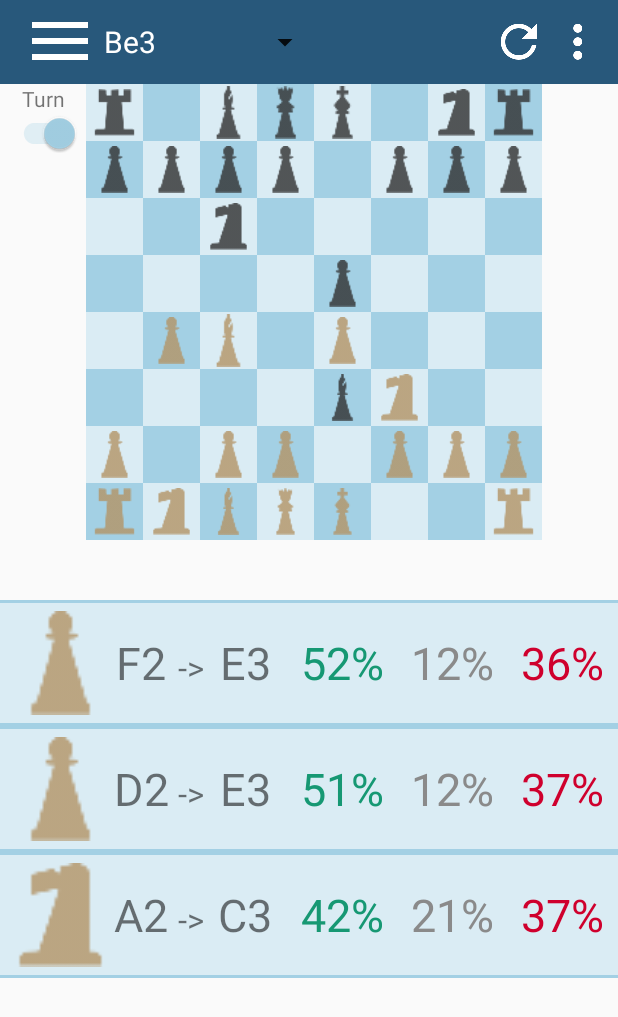
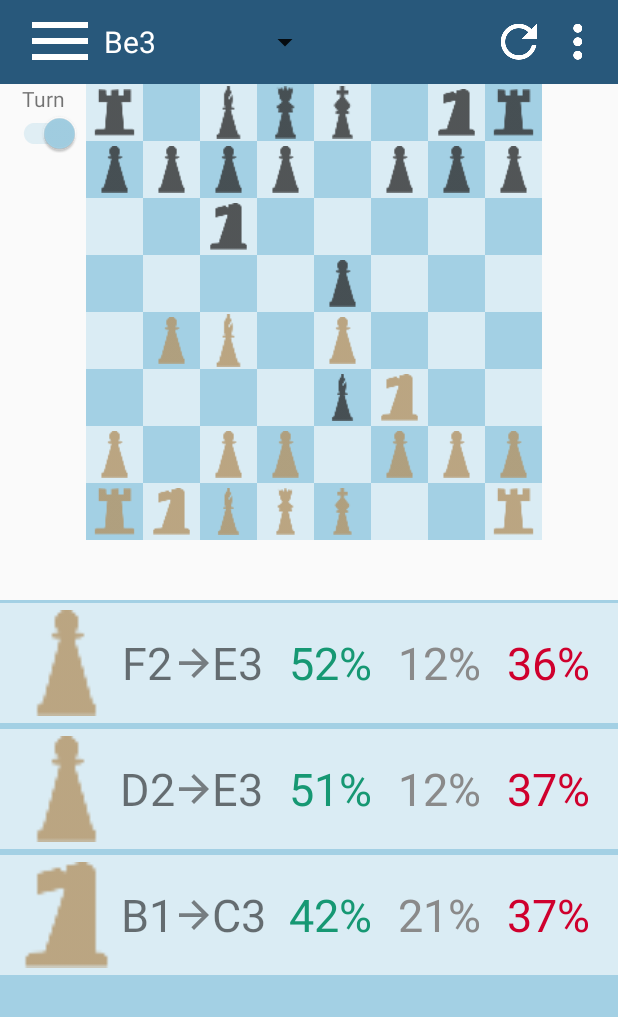
Before and after one commit to thomasszp/Chess-Vision, an Android app: the screen it shows after launch (MainActivity), after a tap on "C5", on a phone screen of 412 x 824 dp. Shown: the top 1017 px of the screen. Run offline under Robolectric (Android 15) with nearby library versions, the phone set to English and light mode, and no system bars.

Commit message:
MainActivity.java: Removed extraneous imports. Added dynamic option generation on startup. Added simple function comments. Added general option listener which can be used for all generated options in the next move list. Hardcoded options written in the XML get overwritten in onCreate.   They can stick around in the XML just so we have a frame of reference when working on design-time changes.   Of course, in order for them to be useful as a reference, any time we change them, we must also change the values in NewOption().   Unless we decide we want NewOption() to derive all of its values from the XML. Simplified GetNewMoves() using the new NewOption() function. Added SetHardcodedOptions() function. Added GetDips() function which returns the given amount of dips. Added NewOption() function which generates a new LinearLayout containing a new move to be executed, then returns this new move. Added LoadBoardFromFEN() function stub. Should be used to read an FEN string and setup the board accordingly.   Eventually this should be housed within the ChessBoard class, but we will dop that when the classes are sufficiently ready.
Images:
Added new arrow_right drawable to be used in options denoting which position a piece starts at, and which it ends at.

activity_main.xml:
Made it so that the options list is completely scrollable, and will grow as new options are dynamically added to the option list's LinearLayout.
The options list will fill the remaining space on the phone dynamically. (No empty white space at the bottom of the app.)


Signed-off-by: AdamCerutti <adamcerutti1996@gmail.com>

```diff
--- a/app/src/main/java/com/example/chessvision2/MainActivity.java
+++ b/app/src/main/java/com/example/chessvision2/MainActivity.java
@@ -3,64 +3,55 @@ package com.example.chessvision2;
 import androidx.appcompat.app.AppCompatActivity;
 import android.os.Bundle;
 import android.util.Log;
+import android.view.Gravity;
 import android.view.View;
+import android.view.ViewGroup;
 import android.widget.ArrayAdapter;
-import android.widget.GridLayout;
 import android.widget.ImageView;
+import android.widget.ImageView.ScaleType;
 import android.widget.LinearLayout;
+import android.widget.LinearLayout.LayoutParams;
 import android.widget.Spinner;
 import android.widget.TextView;
 
 import java.util.Arrays;
+import java.util.Locale;
 import java.util.Objects;
-import java.util.Set;
 
 public class MainActivity extends AppCompatActivity {
     private static final String TAG = "mainTag";
-    LinearLayout option1;
-    LinearLayout option2;
-    LinearLayout option3;
-    Spinner prevMovesDropdown;
-    String[] pastMoves = {};
-    ArrayAdapter<String> spinnerArrayAdapter;
+    LinearLayout optionLayout;                  //LinearLayout housing all options
+    View.OnClickListener optionListener;        //Listener for all options
+    Spinner prevMovesDropdown;                  //Spinner for previously executed moves in descending order
+    String[] pastMoves = {};                    //Array of all past moves, adapted into spinner dynamically
+    ArrayAdapter<String> spinnerArrayAdapter;   //Spinner adapter
     ChessBoard exampleBoard = new ChessBoard();
     ChessPiece examplePiece = new ChessPiece(1, 1, ChessPlayer.WHITE, ChessType.KING);
     ChessPiece examplePiece2 = new ChessPiece(5, 2, ChessPlayer.BLACK, ChessType.QUEEN);
 
     @Override
+    // General onCreate function. This runs when the app launches
     protected void onCreate(Bundle savedInstanceState) {
         super.onCreate(savedInstanceState);
         setContentView(R.layout.activity_main);
         Objects.requireNonNull(getSupportActionBar()).hide();
 
         // Load all XML controls
-        option1 = findViewById(R.id.option1);
-        option2 = findViewById(R.id.option2);
-        option3 = findViewById(R.id.option3);
+        optionLayout = findViewById(R.id.optionLayout);
         prevMovesDropdown = findViewById(R.id.prevMoves);
 
         // Control listeners
-        option1.setOnClickListener(new View.OnClickListener() {
+        optionListener = new View.OnClickListener() {
             @Override
-            public void onClick(View view) {
-                NextMove((LinearLayout) view);
+            public void onClick(View v) {
+                NextMove((LinearLayout) v);
                 GetNewMoves();
             }
-        });
-        option2.setOnClickListener(new View.OnClickListener() {
-            @Override
-            public void onClick(View view) {
-                NextMove((LinearLayout) view);
-                GetNewMoves();
-            }
-        });
-        option3.setOnClickListener(new View.OnClickListener() {
-            @Override
-            public void onClick(View view) {
-                NextMove((LinearLayout) view);
-                GetNewMoves();
-            }
-        });
+        };
+
+        // Load options manually until we have the DB
+        optionLayout.removeAllViews();
+        SetHardcodedOptions();
 
         // Load past move into array for dropdown
         pastMoves = Arrays.copyOf(pastMoves, pastMoves.length + 1);
@@ -70,10 +61,9 @@ public class MainActivity extends AppCompatActivity {
         exampleBoard.addPiece(examplePiece);
         exampleBoard.addPiece(examplePiece2);
         Log.d(TAG, exampleBoard.toString());
-
-
     }
 
+    // Execute the selected move. This is called from an option's listener
     private void NextMove(LinearLayout option) {
         ImageView pieceImage = (ImageView) option.getChildAt(0);
         TextView currentSquareView = (TextView) option.getChildAt(1);
@@ -86,7 +76,7 @@ public class MainActivity extends AppCompatActivity {
         ImageView nextSquare = findViewById(nextSquareID);
 
         // Put piece into nextSquare, remove piece from currentSquare
-        nextSquare.setBackgroundResource(getResources().getIdentifier((String) pieceImage.getTag(), "drawable", getPackageName()));;
+        nextSquare.setBackgroundResource(getResources().getIdentifier((String) pieceImage.getTag(), "drawable", getPackageName()));
         currentSquare.setBackgroundResource(0);
 
         // Set move in prev moves dropdown
@@ -111,54 +101,17 @@ public class MainActivity extends AppCompatActivity {
         SetDropdown();
     }
 
+    // Fetch a list of possible next moves from the DB
+    // (For now, it sets hardcoded options that assume you moved the bishop from the first set of hardcoded options)
+    // TODO: Add database functionality
     private void GetNewMoves() {
-        // Generate new moves as options
-        ImageView pieceImage = (ImageView) option1.getChildAt(0);
-        TextView currentSquareView = (TextView) option1.getChildAt(1);
-        TextView nextSquareView = (TextView) option1.getChildAt(3);
-        TextView winPct = (TextView) option1.getChildAt(4);
-        TextView tiePct = (TextView) option1.getChildAt(5);
-        TextView lossPct = (TextView) option1.getChildAt(6);
-
-        pieceImage.setBackgroundResource(R.drawable.white_pawn);
-        pieceImage.setTag("white_pawn");
-        currentSquareView.setText("F2");
-        nextSquareView.setText("E3");
-        winPct.setText("52%");
-        tiePct.setText("12%");
-        lossPct.setText("36%");
-
-        pieceImage = (ImageView) option2.getChildAt(0);
-        currentSquareView = (TextView) option2.getChildAt(1);
-        nextSquareView = (TextView) option2.getChildAt(3);
-        winPct = (TextView) option2.getChildAt(4);
-        tiePct = (TextView) option2.getChildAt(5);
-        lossPct = (TextView) option2.getChildAt(6);
-
-        pieceImage.setBackgroundResource(R.drawable.white_pawn);
-        pieceImage.setTag("white_pawn");
-        currentSquareView.setText("D2");
-        nextSquareView.setText("E3");
-        winPct.setText("51%");
-        tiePct.setText("12%");
-        lossPct.setText("37%");
-
-        pieceImage = (ImageView) option3.getChildAt(0);
-        currentSquareView = (TextView) option3.getChildAt(1);
-        nextSquareView = (TextView) option3.getChildAt(3);
-        winPct = (TextView) option3.getChildAt(4);
-        tiePct = (TextView) option3.getChildAt(5);
-        lossPct = (TextView) option3.getChildAt(6);
-
-        pieceImage.setBackgroundResource(R.drawable.white_knight);
-        pieceImage.setTag("white_knight");
-        currentSquareView.setText("A2");
-        nextSquareView.setText("C3");
-        winPct.setText("42%");
-        tiePct.setText("21%");
-        lossPct.setText("37%");
+        optionLayout.removeAllViews();
+        optionLayout.addView(NewOption("white_pawn", "F2","E3",52,12,36));
+        optionLayout.addView(NewOption("white_pawn", "D2","E3",51,12,37));
+        optionLayout.addView(NewOption("white_knight", "B1","C3",42,21,37));
     }
 
+    // Link the array of previous moves to the Spinner
     private void SetDropdown() {
         spinnerArrayAdapter = new ArrayAdapter<>
                 (this, R.layout.spinner_item,
@@ -167,4 +120,98 @@ public class MainActivity extends AppCompatActivity {
                 .spinner_item);
         prevMovesDropdown.setAdapter(spinnerArrayAdapter);
     }
+
+    // Generate a list of hardcoded options for use in demos
+    private void SetHardcodedOptions() {
+        optionLayout.addView(NewOption("black_bishop", "C5","E3",60,10,30));
+        optionLayout.addView(NewOption("black_queen", "D8","F6",47,5,48));
+        optionLayout.addView(NewOption("black_knight", "C6","B4",56,15,29));
+    }
+
+    // Return dips for use in setting a control's layout parameters
+    private int GetDips(float dips) {
+        return (int)(dips * getResources().getDisplayMetrics().density);
+    }
+
+    // Add a new option to the list of moves
+    private LinearLayout NewOption(String pieceName, String currSquareText, String nextSquareText, int pctWinValue, int pctTieValue, int pctLossValue) {
+        // General stuff all options share
+        LinearLayout option = new LinearLayout(this);
+        LayoutParams optionLayoutParams = new LayoutParams(ViewGroup.LayoutParams.MATCH_PARENT, GetDips(80));
+        optionLayoutParams.setMargins(0, GetDips(2), 0, GetDips(2));
+        option.setLayoutParams(optionLayoutParams);
+        option.setGravity(Gravity.CENTER);
+        option.setPadding(0,GetDips(5),0,GetDips(5));
+        option.setBackgroundColor(getResources().getColor(R.color.colorBoardLight));
+        option.setOnClickListener(optionListener);
+
+        // Now make the children of the layout,
+        //   Piece Image
+        ImageView pieceImage = new ImageView(this);
+        pieceImage.setLayoutParams(new LayoutParams(GetDips(70), ViewGroup.LayoutParams.MATCH_PARENT));
+        pieceImage.setScaleType(ScaleType.CENTER_CROP);
+        pieceImage.setBackgroundResource(getResources().getIdentifier((String) pieceName, "drawable", getPackageName()));
+        pieceImage.setTag(pieceName);
+        option.addView(pieceImage);
+
+        //   Piece current square location
+        TextView currSquare = new TextView(this);
+        currSquare.setLayoutParams(new LayoutParams(GetDips(38), ViewGroup.LayoutParams.MATCH_PARENT));
+        currSquare.setGravity(Gravity.CENTER);
+        currSquare.setTextSize(30);
+        currSquare.setText(currSquareText);
+        option.addView(currSquare);
+
+        //   Arrow image
+        ImageView arrowImage = new ImageView(this);
+        LayoutParams arrowImageParams = new LayoutParams(ViewGroup.LayoutParams.WRAP_CONTENT, ViewGroup.LayoutParams.WRAP_CONTENT);
+        arrowImageParams.gravity = Gravity.CENTER;
+        arrowImage.setLayoutParams(arrowImageParams);
+        arrowImage.setBackgroundResource(R.drawable.arrow_right);
+        option.addView(arrowImage);
+
+        //   Piece next square location
+        TextView nextSquare = new TextView(this);
+        nextSquare.setLayoutParams(new LayoutParams(GetDips(38), ViewGroup.LayoutParams.MATCH_PARENT));
+        nextSquare.setGravity(Gravity.CENTER_VERTICAL);
+        nextSquare.setTextSize(30);
+        nextSquare.setText(nextSquareText);
+        option.addView(nextSquare);
+
+        //   in percentage
+        TextView pctWin = new TextView(this);
+        LayoutParams pctWinParams = new LayoutParams(GetDips(73), ViewGroup.LayoutParams.WRAP_CONTENT);
+        pctWinParams.setMargins(GetDips(5),0,0,0);
+        pctWin.setLayoutParams(pctWinParams);
+        pctWin.setGravity(Gravity.CENTER);
+        pctWin.setTextColor(getResources().getColor(R.color.colorWin));
+        pctWin.setTextSize(30);
+        pctWin.setText(String.format(Locale.US, "%d%%", pctWinValue));
+        option.addView(pctWin);
+
+        //   Tie percentage
+        TextView pctTie = new TextView(this);
+        pctTie.setLayoutParams(new LayoutParams(GetDips(73), ViewGroup.LayoutParams.WRAP_CONTENT));
+        pctTie.setGravity(Gravity.CENTER);
+        pctTie.setTextColor(getResources().getColor(R.color.colorTie));
+        pctTie.setTextSize(30);
+        pctTie.setText(String.format(Locale.US, "%d%%", pctTieValue));
+        option.addView(pctTie);
+
+        //   Loss percentage
+        TextView pctLoss = new TextView(this);
+        pctLoss.setLayoutParams(new LayoutParams(GetDips(73), ViewGroup.LayoutParams.WRAP_CONTENT));
+        pctLoss.setGravity(Gravity.CENTER);
+        pctLoss.setTextColor(getResources().getColor(R.color.colorLose));
+        pctLoss.setTextSize(30);
+        pctLoss.setText(String.format(Locale.US, "%d%%", pctLossValue));
+        option.addView(pctLoss);
+
+        return option;
+    }
+
+    // Read and load a board state from an FEN string
+    private void LoadBoardFromFEN(String fen) {
+
+    }
 }
--- /dev/null
+++ b/app/src/main/res/drawable-anydpi/arrow_right.xml
@@ -0,0 +1,16 @@
+<vector xmlns:android="http://schemas.android.com/apk/res/android"
+    android:width="24dp"
+    android:height="24dp"
+    android:viewportWidth="24"
+    android:viewportHeight="24"
+    android:tint="#333333"
+    android:alpha="0.6">
+  <group android:scaleX="1.25"
+      android:scaleY="1.25"
+      android:translateX="-3"
+      android:translateY="-3">
+    <path
+        android:fillColor="@android:color/white"
+        android:pathData="M12,4l-1.41,1.41L16.17,11H4v2h12.17l-5.58,5.59L12,20l8,-8z"/>
+  </group>
+</vector>
--- a/app/src/main/res/layout/activity_main.xml
+++ b/app/src/main/res/layout/activity_main.xml
@@ -1,7 +1,8 @@
 <?xml version="1.0" encoding="utf-8"?>
+
 <LinearLayout xmlns:android="http://schemas.android.com/apk/res/android"
     android:layout_width="match_parent"
-    android:layout_height="wrap_content"
+    android:layout_height="match_parent"
     android:orientation="vertical"
     android:layout_gravity="center_horizontal">
     <androidx.appcompat.widget.Toolbar xmlns:app="http://schemas.android.com/apk/res-auto"
@@ -34,13 +35,12 @@
 
     <LinearLayout
         android:layout_width="match_parent"
-        android:layout_height="wrap_content"
+        android:layout_height="match_parent"
         android:orientation="vertical"
         android:layout_gravity="center_horizontal">
         <LinearLayout
             android:layout_width="match_parent"
-            android:layout_height="wrap_content"
-            android:gravity="">
+            android:layout_height="wrap_content">
             <LinearLayout
                 android:layout_width="wrap_content"
                 android:layout_height="wrap_content"
@@ -268,19 +268,26 @@
                     <ImageView android:id="@+id/H1" android:layout_height="match_parent" android:layout_width="match_parent" android:layout_margin="3dp" android:background="@drawable/white_rook"/>
                 </LinearLayout>
             </GridLayout>
+        </LinearLayout>
 
-        </LinearLayout>
         <!--Move List-->
+        <ScrollView
+            android:layout_width="match_parent"
+            android:layout_height="match_parent"
+            android:fillViewport="true">
             <LinearLayout
+                android:id="@+id/optionLayout"
                 android:layout_width="match_parent"
                 android:layout_height="wrap_content"
                 android:orientation="vertical"
                 android:background="@color/colorBoardDark">
+                <!--Placeholder Option-->
                 <LinearLayout
-                android:id="@+id/option1"
                     android:layout_width="match_parent"
                     android:layout_height="80dp"
-                android:padding="5dp"
+                    android:gravity="center"
+                    android:paddingTop="5dp"
+                    android:paddingBottom="5dp"
                     android:layout_marginTop="2dp"
                     android:layout_marginBottom="2dp"
                     android:background="@color/colorBoardLight">
@@ -299,23 +306,23 @@
                         android:textSize="30sp"
                         android:text="C5"/>
                     <!--Arrow-->
-                <TextView
+                    <ImageView
                         android:layout_width="wrap_content"
                         android:layout_height="wrap_content"
-                    android:gravity="center"
-                    android:textSize="22sp"
-                    android:text=" ->"/>
+                        android:layout_gravity="center"
+                        android:background="@drawable/arrow_right"/>
                     <!--Next Square-->
                     <TextView
-                    android:layout_width="55dp"
+                        android:layout_width="38dp"
                         android:layout_height="match_parent"
-                    android:gravity="center"
+                        android:gravity="center_vertical"
                         android:textSize="30sp"
                         android:text="E3"/>
                     <!--Pct Win-->
                     <TextView
                         android:layout_width="73dp"
                         android:layout_height="match_parent"
+                        android:layout_marginStart="5dp"
                         android:gravity="center"
                         android:textColor="@color/colorWin"
                         android:textSize="30sp"
@@ -338,10 +345,11 @@
                         android:text="30%"/>
                 </LinearLayout>
                 <LinearLayout
-                android:id="@+id/option2"
                     android:layout_width="match_parent"
                     android:layout_height="80dp"
-                android:padding="5dp"
+                    android:gravity="center"
+                    android:paddingTop="5dp"
+                    android:paddingBottom="5dp"
                     android:layout_marginTop="2dp"
                     android:layout_marginBottom="2dp"
                     android:background="@color/colorBoardLight">
@@ -360,17 +368,17 @@
                         android:textSize="30sp"
                         android:text="D8"/>
                     <!--Arrow-->
-                <TextView
+                    <ImageView
                         android:layout_width="wrap_content"
                         android:layout_height="wrap_content"
                         android:gravity="center"
-                    android:textSize="22sp"
-                    android:text=" ->"/>
+                        android:layout_gravity="center"
+                        android:background="@drawable/arrow_right"/>
                     <!--Next Square-->
                     <TextView
-                    android:layout_width="55dp"
+                        android:layout_width="38dp"
                         android:layout_height="match_parent"
-                    android:gravity="center"
+                        android:gravity="center_vertical"
                         android:textSize="30sp"
                         android:text="F6"/>
                     <!--Pct Win-->
@@ -378,6 +386,7 @@
                         android:layout_width="73dp"
                         android:layout_height="match_parent"
                         android:gravity="center"
+                        android:layout_marginStart="5dp"
                         android:textColor="@color/colorWin"
                         android:textSize="30sp"
                         android:text="47%"/>
@@ -399,10 +408,11 @@
                         android:text="48%"/>
                 </LinearLayout>
                 <LinearLayout
-                android:id="@+id/option3"
                     android:layout_width="match_parent"
                     android:layout_height="80dp"
-                android:padding="5dp"
+                    android:gravity="center"
+                    android:paddingTop="5dp"
+                    android:paddingBottom="5dp"
                     android:layout_marginTop="2dp"
                     android:layout_marginBottom="2dp"
                     android:background="@color/colorBoardLight">
@@ -421,17 +431,17 @@
                         android:textSize="30sp"
                         android:text="C6"/>
                     <!--Arrow-->
-                <TextView
+                    <ImageView
                         android:layout_width="wrap_content"
                         android:layout_height="wrap_content"
                         android:gravity="center"
-                    android:textSize="22sp"
-                    android:text=" ->"/>
+                        android:layout_gravity="center"
+                        android:background="@drawable/arrow_right"/>
                     <!--Next Square-->
                     <TextView
-                    android:layout_width="55dp"
+                        android:layout_width="38dp"
                         android:layout_height="match_parent"
-                    android:gravity="center"
+                        android:gravity="center_vertical"
                         android:textSize="30sp"
                         android:text="B4"/>
                     <!--Pct Win-->
@@ -439,6 +449,7 @@
                         android:layout_width="73dp"
                         android:layout_height="match_parent"
                         android:gravity="center"
+                        android:layout_marginStart="5dp"
                         android:textColor="@color/colorWin"
                         android:textSize="30sp"
                         android:text="56%"/>
@@ -460,5 +471,6 @@
                         android:text="29%"/>
                 </LinearLayout>
             </LinearLayout>
+        </ScrollView>
     </LinearLayout>
 </LinearLayout>
```
Also changed, not shown: app/src/main/res/drawable-hdpi/arrow_right.png (added), app/src/main/res/drawable-mdpi/arrow_right.png (added), app/src/main/res/drawable-xhdpi/arrow_right.png (added), app/src/main/res/drawable-xxhdpi/arrow_right.png (added). Lines whose indentation alone changed are shown as unchanged.
